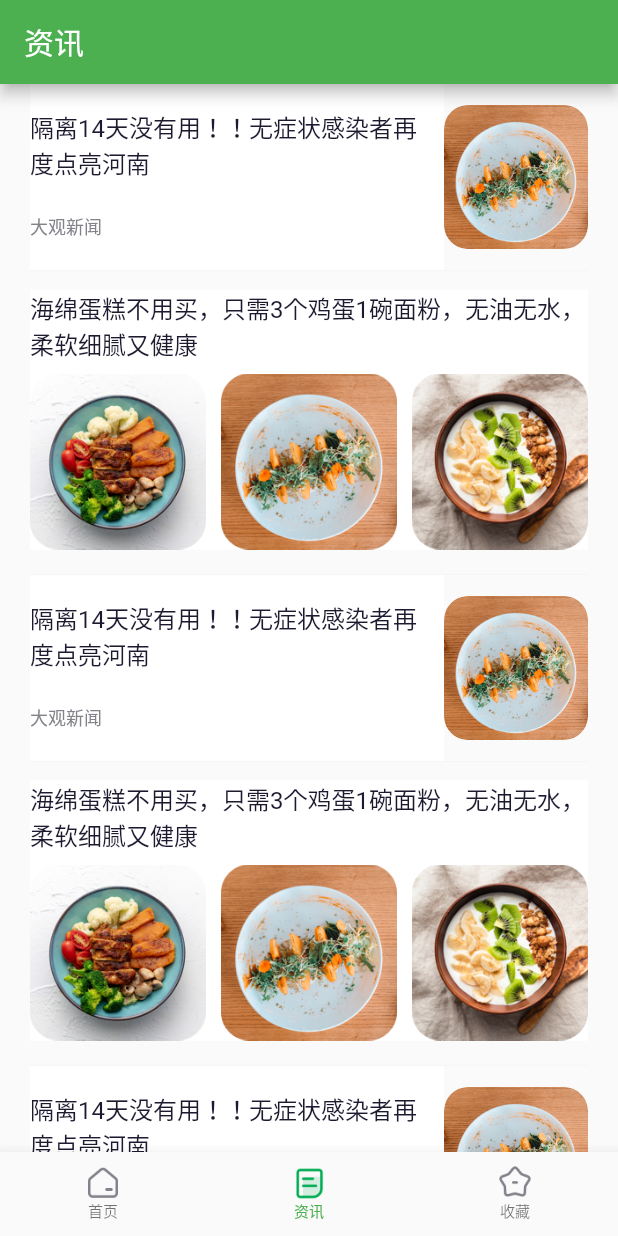
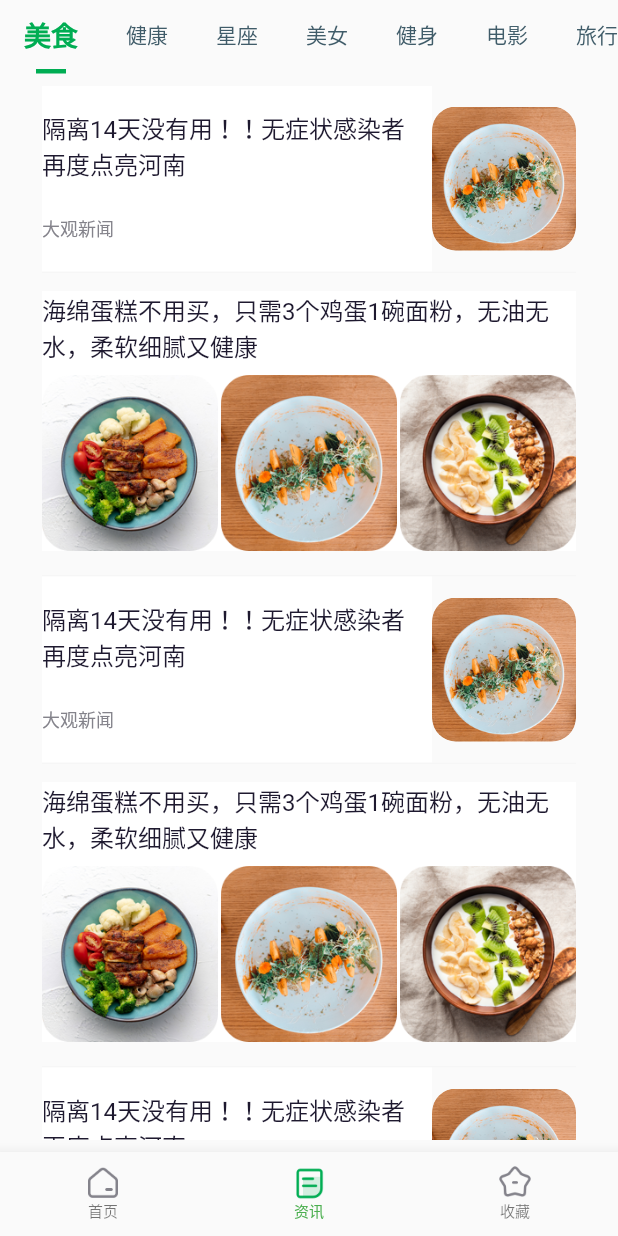
Before and after one commit to SJQforIOS/reducing_cook, a Flutter app: the screen it shows after launch, item 2 of the bottom bar chosen, on a phone screen of 412 x 824 dp. Run offline on Flutter 3.47's test engine with Material 2 defaults, Android fonts, the phone set to English and light mode, and no system bars; network calls fail.

Commit message:
misc:消息页

```diff
--- a/reducing_cook/lib/modules/news/renews.dart
+++ b/reducing_cook/lib/modules/news/renews.dart
@@ -1,27 +1,73 @@
+import 'package:ecook/common/color_helper.dart';
+import 'package:ecook/common/screen_info_helper.dart';
 import 'package:flutter/material.dart';
 
 class NewsVC extends StatelessWidget {
+  TabController controller;
+
   @override
   Widget build(BuildContext context) {
-    return Scaffold(
-      appBar: AppBar(
-        title: Text('资讯'),
+    return NewsMainViewController();
+  }
+}
+
+const List<String> titleArr = [
+  "美食","健康","星座","美女","健身","电影","旅行","山楂树之恋","时间","原谅"
+];
+
+//主页面
+class NewsMainViewController extends StatelessWidget {
+  @override
+  Widget build(BuildContext context) {
+    // TODO: implement build
+    return DefaultTabController(
+      length: titleArr.length,
+      child: Scaffold(
+        appBar: TabBar(
+          labelPadding: EdgeInsets.fromLTRB(16, REScreenInfo.statusBarHeight, 16, 0),
+          isScrollable: true,
+          labelColor: ColorHelper.hexStringToColor("#00AD53"),
+          labelStyle: TextStyle(fontSize: 18, fontWeight: FontWeight.bold),
+          unselectedLabelColor: ColorHelper.hexStringToColor("#405C69"),
+          unselectedLabelStyle: TextStyle(fontSize: 14, fontWeight: FontWeight.normal),
+          indicatorColor: ColorHelper.hexStringToColor("#00AD53"),
+          indicatorWeight: 3,
+          indicatorSize: TabBarIndicatorSize.label,
+          indicatorPadding: EdgeInsets.symmetric(horizontal: 8),
+          tabs: titleArr.map<Widget>((String title) {
+            return Tab(
+              text: title,
+            );
+          }).toList(),
+        ),
+        body: TabBarView(
+          children: titleArr.map<Widget>((String title) {
+            return Padding(
+              padding: const EdgeInsets.all(8.0),
+              child: NewsItemChildView(title: title,),
+            );
+          }).toList(),
+        ),
       ),
-
-      body: ListView.separated(itemBuilder: (BuildContext context, int index) {
-        return index%2 == 0 ? NewOnePictureCell() : NewMuchPictureCell();
-    }, separatorBuilder: (BuildContext context, int index) {
-        return Divider(height: 1, color: Color(0xFFF5F5F5));
-    }, itemCount: 10,padding: EdgeInsets.fromLTRB(20, 0, 20, 0),)
     );
   }
-
 }
 
-/*
- TODO  进一步思考利用构造函数传值
-       下一次会说怎么做，可以先思考
-*/
+//子页面
+class NewsItemChildView extends StatelessWidget {
+  const NewsItemChildView({ Key key, this.title }) : super(key: key);
+  final String title;
+  @override
+  Widget build(BuildContext context) {
+    // TODO: implement build
+    return ListView.separated(itemBuilder: (BuildContext context, int index) {
+      return index%2 == 0 ? NewOnePictureCell() : NewMuchPictureCell();
+    }, separatorBuilder: (BuildContext context, int index) {
+      return Divider(height: 1, color: Color(0xFFF5F5F5));
+    }, itemCount: 10,padding: EdgeInsets.fromLTRB(20, 0, 20, 0),);
+  }
+}
+
 //单张图片cell样式
 class NewOnePictureCell extends StatelessWidget {
   @override
```
